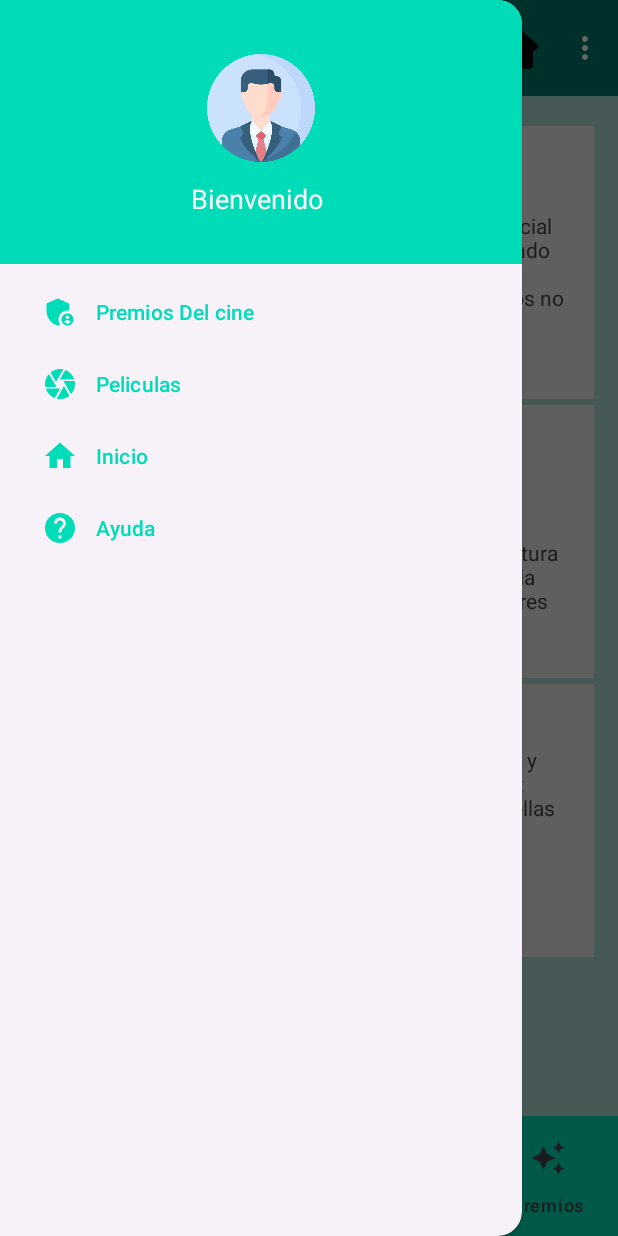
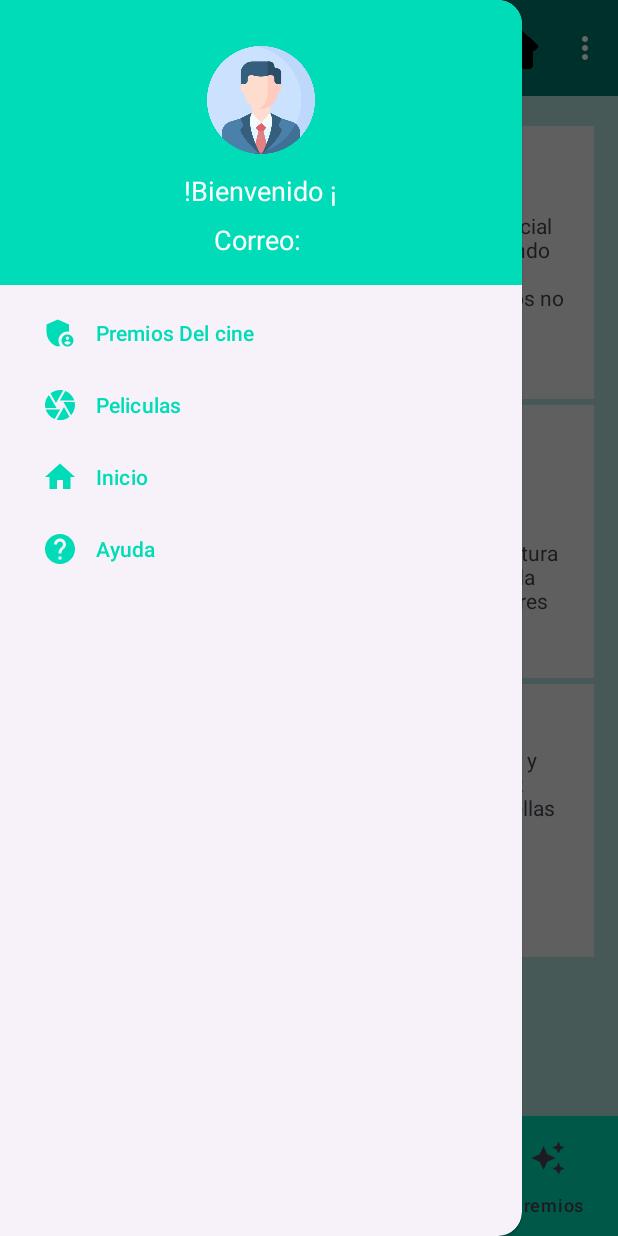
Before and after one commit to lucopa/App-Android, an Android app: the MainActivity screen opened directly, with no data from a screen before it, with the side drawer open, on a phone screen of 412 x 824 dp. Run offline under Robolectric (Android 15) with nearby library versions, the phone set to English and light mode, and no system bars.

Commit message:
Shared Preferences terminado.

```diff
--- a/app/src/main/java/com/example/miappcurso/MainActivity.kt
+++ b/app/src/main/java/com/example/miappcurso/MainActivity.kt
@@ -106,9 +106,11 @@ class MainActivity : AppCompatActivity(), NavigationView.OnNavigationItemSelecte
             Toast.makeText(this, "Vas a Cerrar Sesión", Toast.LENGTH_SHORT).show()
 
         }
+
         val username = prefs.getName()
-
-        bindingnav.idusuario.text = "Bienvenido $username"
+        val correo = prefs.getCorreo()
+        bindingnav.idusuario.text = "!Bienvenido $username¡"
+        bindingnav.idCorreo.text = "Correo: $correo"
     }
 
 
--- a/app/src/main/java/com/example/miappcurso/SharedPreferences/Prefs.kt
+++ b/app/src/main/java/com/example/miappcurso/SharedPreferences/Prefs.kt
@@ -7,6 +7,8 @@ class Prefs(val context: Context) {
     val SHARED_NAME ="Mydtb"
     val SHARED_USERNAME = "username"
     val SHARED_TERMS= "terms"
+    val SHARED_CORREO = "correo"
+
 
     val storage = context.getSharedPreferences(SHARED_NAME, 0)
 
@@ -26,6 +28,15 @@ class Prefs(val context: Context) {
         return storage.getBoolean(SHARED_TERMS,false)
     }
 
+    fun saveCorreo(correo:String){
+        storage.edit().putString(SHARED_CORREO, correo).apply()
+    }
+
+    fun getCorreo():String{
+        return storage.getString(SHARED_CORREO, "")!!
+    }
+
+
     fun restaurar(){
         storage.edit().clear().apply()
     }
--- a/app/src/main/res/layout/nav_header.xml
+++ b/app/src/main/res/layout/nav_header.xml
@@ -1,7 +1,7 @@
 <?xml version="1.0" encoding="utf-8"?>
 <LinearLayout xmlns:android="http://schemas.android.com/apk/res/android"
     android:layout_width="match_parent"
-    android:layout_height="176dp"
+    android:layout_height="190dp"
     android:orientation="vertical"
     android:gravity="bottom"
     android:padding="16dp"
@@ -11,7 +11,7 @@
         android:layout_width="match_parent"
         android:layout_height="wrap_content"
         android:orientation="vertical"
-        android:padding="16dp">
+        android:padding="2dp">
 
 
         <ImageView
@@ -34,5 +34,15 @@
             android:paddingTop="8dp"/>
 
 
+        <TextView
+            android:id="@+id/idCorreo"
+            android:layout_width="wrap_content"
+            android:layout_height="wrap_content"
+            android:text="Correo Electrónico"
+            android:textColor="@android:color/white"
+            android:textSize="18sp"
+            android:layout_gravity="center"
+            android:paddingTop="8dp"/>
+
     </LinearLayout>
 </LinearLayout>
```
Also changed, not shown: app/src/main/java/com/example/miappcurso/LoginActivity.kt (+22 -7 lines), app/src/main/res/layout/activity_login.xml (+20 -4 lines).
